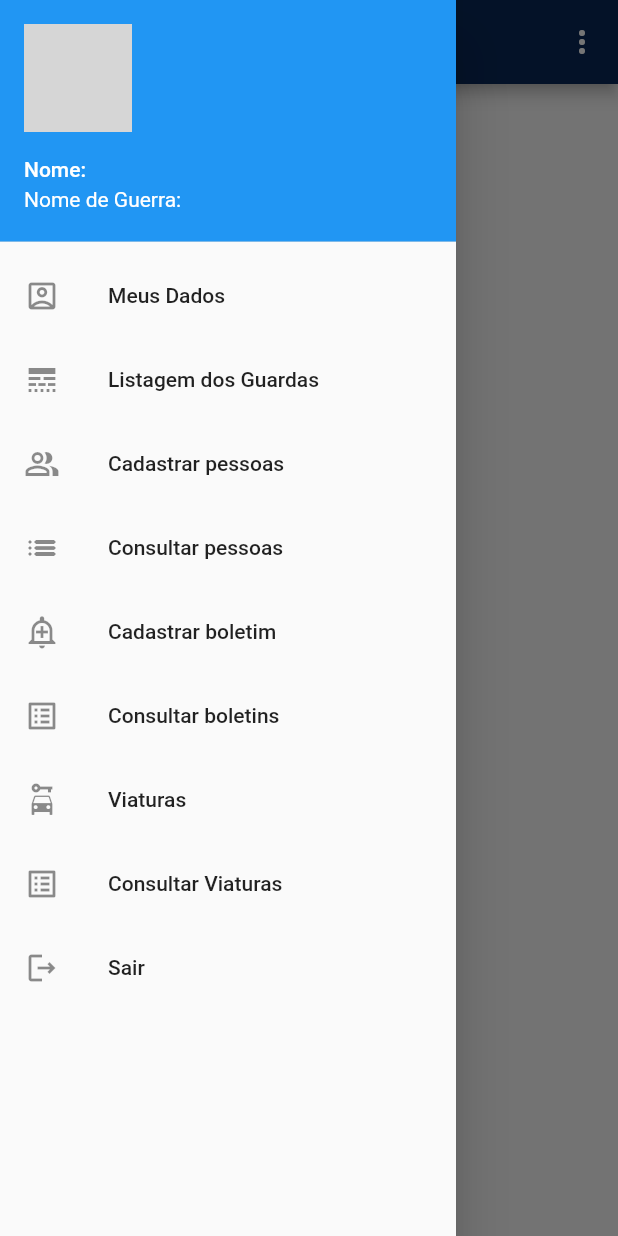
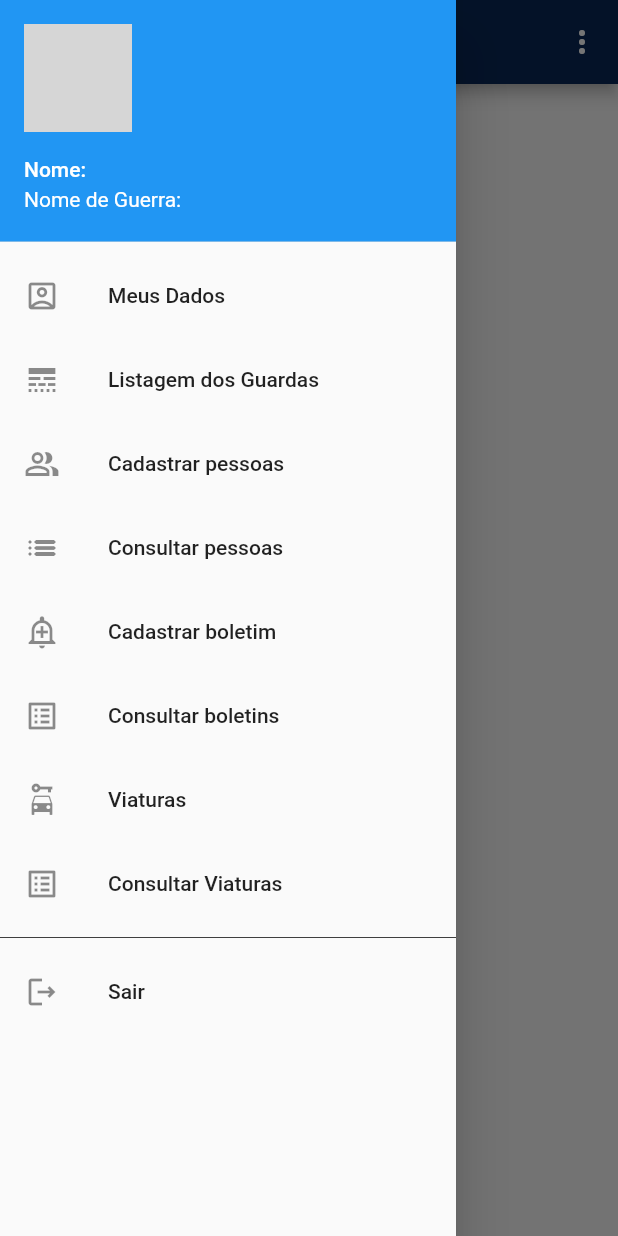
Before and after one commit to matheusneriss/aplicativo-boletim, a Flutter app: the PainelComandante screen opened by its route, with the side drawer open, on a phone screen of 412 x 824 dp. Run offline on Flutter 3.47's test engine with Material 2 defaults, Android fonts, the phone set to English and light mode, and no system bars; our stand-ins replace cloud_firestore, firebase_auth, firebase_core, firebase_storage, image_picker, mask_text_input_formatter; accounts and stored records are empty; network calls fail; grey boxes are pictures that could not be loaded.

Commit message:
linha divisoria flutter

```diff
--- a/lib/telas/PainelComandante.dart
+++ b/lib/telas/PainelComandante.dart
@@ -150,6 +150,10 @@ class _PainelComandanteState extends State<PainelComandante> {
                   Navigator.pushNamed(context, "/meusdados");
                 },
               ),
+              Divider(
+                color: Colors.black,
+                thickness: 0.5,
+              ),
               new ListTile(
                 title: new Text("Sair"),
                 leading: Icon(Icons.logout_outlined),
```
